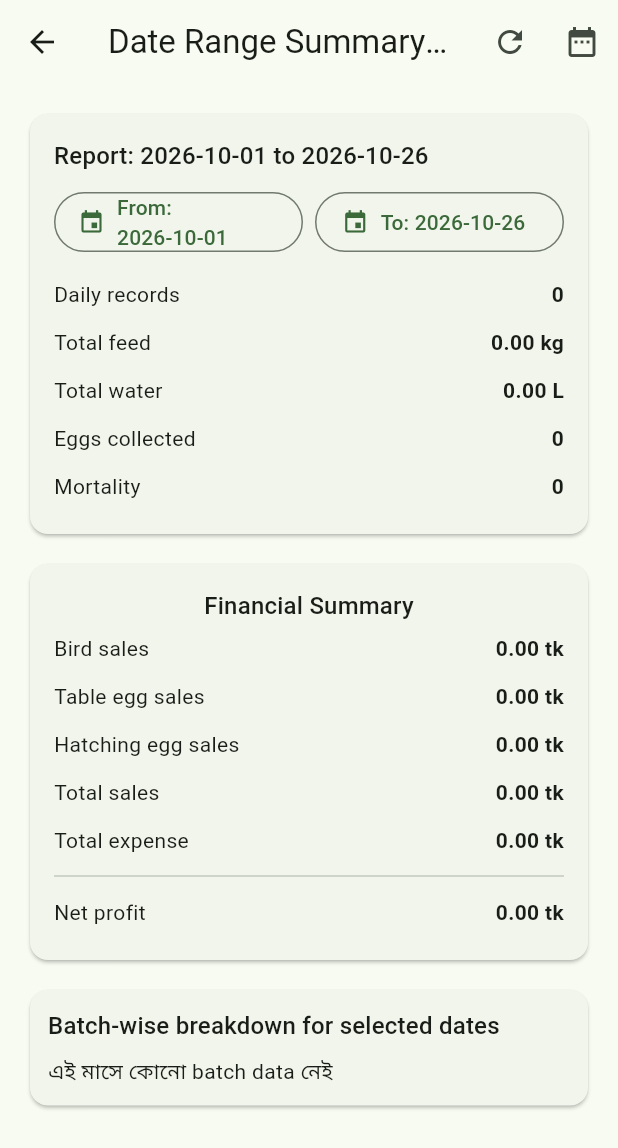
After one commit to fahimapearl-bit/Rately-farms, a Flutter app: the screen it shows once a user with an empty profile is signed in, after a tap on "Date Range Summary", on a phone screen of 412 x 824 dp. The commit adds this screen. Shown: the top 1148 px of the screen. Run offline on Flutter 3.47's test engine with Material 3 defaults, Android fonts, the phone set to English and light mode, and no system bars; our stand-ins replace shared_preferences, supabase_flutter; accounts and stored records are empty.

Commit message:
Add cloud batch and date range summaries

```diff
--- /dev/null
+++ b/lib/cloud_summary_screens.dart
@@ -0,0 +1,486 @@
+import 'package:flutter/material.dart';
+
+import 'models.dart' as cloud;
+import 'supabase_repository.dart';
+
+class _SummaryData {
+  final List<cloud.Batch> batches;
+  final List<cloud.DailyRecord> records;
+  final List<cloud.Expense> expenses;
+  final List<cloud.Sale> sales;
+  final List<cloud.WeeklyWeight> weights;
+
+  const _SummaryData({
+    required this.batches,
+    required this.records,
+    required this.expenses,
+    required this.sales,
+    required this.weights,
+  });
+}
+
+Future<_SummaryData> _loadSummaryData() async {
+  final repo = SupabaseRepository();
+  final results = await Future.wait([
+    repo.getBatches(),
+    repo.getDailyRecords(),
+    repo.getExpenses(),
+    repo.getSales(),
+    repo.getWeeklyWeights(),
+  ]);
+  return _SummaryData(
+    batches: results[0] as List<cloud.Batch>,
+    records: results[1] as List<cloud.DailyRecord>,
+    expenses: results[2] as List<cloud.Expense>,
+    sales: results[3] as List<cloud.Sale>,
+    weights: results[4] as List<cloud.WeeklyWeight>,
+  );
+}
+
+String _date(DateTime value) => value.toLocal().toIso8601String().split('T').first;
+String _money(double value) => '${value.toStringAsFixed(2)} tk';
+
+Widget _summaryRow(String label, String value) {
+  return Padding(
+    padding: const EdgeInsets.symmetric(vertical: 6),
+    child: Row(
+      mainAxisAlignment: MainAxisAlignment.spaceBetween,
+      children: [
+        Flexible(child: Text(label)),
+        const SizedBox(width: 12),
+        Text(value, style: const TextStyle(fontWeight: FontWeight.bold)),
+      ],
+    ),
+  );
+}
+
+class CloudDateRangeSummaryPage extends StatefulWidget {
+  const CloudDateRangeSummaryPage({super.key});
+
+  @override
+  State<CloudDateRangeSummaryPage> createState() => _CloudDateRangeSummaryPageState();
+}
+
+class _CloudDateRangeSummaryPageState extends State<CloudDateRangeSummaryPage> {
+  DateTime fromDate = DateTime(DateTime.now().year, DateTime.now().month, 1);
+  DateTime toDate = DateTime.now();
+  _SummaryData? data;
+  Object? error;
+  bool loading = true;
+
+  @override
+  void initState() {
+    super.initState();
+    loadData();
+  }
+
+  Future<void> loadData() async {
+    setState(() {
+      loading = true;
+      error = null;
+    });
+    try {
+      final result = await _loadSummaryData();
+      if (!mounted) return;
+      setState(() {
+        data = result;
+        loading = false;
+      });
+    } catch (e) {
+      if (!mounted) return;
+      setState(() {
+        error = e;
+        loading = false;
+      });
+    }
+  }
+
+  Future<void> pickFromDate() async {
+    final picked = await showDatePicker(
+      context: context,
+      initialDate: fromDate,
+      firstDate: DateTime(2020),
+      lastDate: DateTime(2100),
+    );
+    if (picked != null) {
+      setState(() {
+        fromDate = picked;
+        if (toDate.isBefore(fromDate)) toDate = fromDate;
+      });
+    }
+  }
+
+  Future<void> pickToDate() async {
+    final picked = await showDatePicker(
+      context: context,
+      initialDate: toDate,
+      firstDate: fromDate,
+      lastDate: DateTime(2100),
+    );
+    if (picked != null) setState(() => toDate = picked);
+  }
+
+  bool inRange(DateTime value) {
+    final day = DateTime(value.year, value.month, value.day);
+    final start = DateTime(fromDate.year, fromDate.month, fromDate.day);
+    final end = DateTime(toDate.year, toDate.month, toDate.day);
+    return !day.isBefore(start) && !day.isAfter(end);
+  }
+
+  @override
+  Widget build(BuildContext context) {
+    final current = data;
+    return Scaffold(
+      appBar: AppBar(
+        title: const Text('Date Range Summary (Cloud)'),
+        actions: [
+          IconButton(onPressed: loadData, icon: const Icon(Icons.refresh)),
+          IconButton(onPressed: pickFromDate, icon: const Icon(Icons.date_range)),
+        ],
+      ),
+      body: loading
+          ? const Center(child: CircularProgressIndicator())
+          : error != null
+              ? _ErrorView(message: '$error', onRetry: loadData)
+              : current == null
+                  ? const Center(child: Text('কোনো data পাওয়া যায়নি'))
+                  : _buildBody(current),
+    );
+  }
+
+  Widget _buildBody(_SummaryData current) {
+    final records = current.records.where((item) => inRange(item.date)).toList();
+    final expenses = current.expenses.where((item) => inRange(item.date)).toList();
+    final sales = current.sales.where((item) => inRange(item.date)).toList();
+    final feed = records.fold(0.0, (sum, item) => sum + item.feedKg);
+    final water = records.fold(0.0, (sum, item) => sum + item.waterLitre);
+    final eggs = records.fold(0, (sum, item) => sum + item.eggsCollected);
+    final mortality = records.fold(0, (sum, item) => sum + item.mortality);
+    final income = sales.fold(0.0, (sum, item) => sum + item.totalAmount);
+    final expense = expenses.fold(0.0, (sum, item) => sum + item.amount);
+    final birdIncome = sales
+        .where((item) => item.type == 'Bird')
+        .fold(0.0, (sum, item) => sum + item.totalAmount);
+    final tableEggIncome = sales
+        .where((item) => item.type == 'Table Eggs')
+        .fold(0.0, (sum, item) => sum + item.totalAmount);
+    final hatchingEggIncome = sales
+        .where((item) => item.type == 'Hatching Eggs')
+        .fold(0.0, (sum, item) => sum + item.totalAmount);
+
+    return RefreshIndicator(
+      onRefresh: loadData,
+      child: ListView(
+        padding: const EdgeInsets.all(16),
+        children: [
+          Card(
+            child: Padding(
+              padding: const EdgeInsets.all(16),
+              child: Column(
+                crossAxisAlignment: CrossAxisAlignment.start,
+                children: [
+                  Text('Report: ${_date(fromDate)} to ${_date(toDate)}',
+                      style: Theme.of(context).textTheme.titleMedium),
+                  const SizedBox(height: 8),
+                  Row(
+                    children: [
+                      Expanded(
+                        child: OutlinedButton.icon(
+                          onPressed: pickFromDate,
+                          icon: const Icon(Icons.event),
+                          label: Text('From: ${_date(fromDate)}'),
+                        ),
+                      ),
+                      const SizedBox(width: 8),
+                      Expanded(
+                        child: OutlinedButton.icon(
+                          onPressed: pickToDate,
+                          icon: const Icon(Icons.event),
+                          label: Text('To: ${_date(toDate)}'),
+                        ),
+                      ),
+                    ],
+                  ),
+                  const SizedBox(height: 8),
+                  _summaryRow('Daily records', '${records.length}'),
+                  _summaryRow('Total feed', '${feed.toStringAsFixed(2)} kg'),
+                  _summaryRow('Total water', '${water.toStringAsFixed(2)} L'),
+                  _summaryRow('Eggs collected', '$eggs'),
+                  _summaryRow('Mortality', '$mortality'),
+                ],
+              ),
+            ),
+          ),
+          const SizedBox(height: 12),
+          Card(
+            child: Padding(
+              padding: const EdgeInsets.all(16),
+              child: Column(
+                children: [
+                  Text('Financial Summary', style: Theme.of(context).textTheme.titleMedium),
+                  _summaryRow('Bird sales', _money(birdIncome)),
+                  _summaryRow('Table egg sales', _money(tableEggIncome)),
+                  _summaryRow('Hatching egg sales', _money(hatchingEggIncome)),
+                  _summaryRow('Total sales', _money(income)),
+                  _summaryRow('Total expense', _money(expense)),
+                  const Divider(),
+                  _summaryRow(income - expense >= 0 ? 'Net profit' : 'Net loss',
+                      _money((income - expense).abs())),
+                ],
+              ),
+            ),
+          ),
+          const SizedBox(height: 12),
+          _DateRangeBatchTable(
+            batches: current.batches,
+            records: records,
+            expenses: expenses,
+            sales: sales,
+          ),
+        ],
+      ),
+    );
+  }
+}
+
+class _DateRangeBatchTable extends StatelessWidget {
+  final List<cloud.Batch> batches;
+  final List<cloud.DailyRecord> records;
+  final List<cloud.Expense> expenses;
+  final List<cloud.Sale> sales;
+
+  const _DateRangeBatchTable({required this.batches, required this.records, required this.expenses, required this.sales});
+
+  @override
+  Widget build(BuildContext context) {
+    final rows = batches.map((batch) {
+      final batchRecords = records.where((item) => item.batchId == batch.id);
+      final batchExpenses = expenses.where((item) => item.batchId == batch.id);
+      final batchSales = sales.where((item) => item.batchId == batch.id);
+      final feed = batchRecords.fold(0.0, (sum, item) => sum + item.feedKg);
+      final eggs = batchRecords.fold(0, (sum, item) => sum + item.eggsCollected);
+      final income = batchSales.fold(0.0, (sum, item) => sum + item.totalAmount);
+      final expense = batchExpenses.fold(0.0, (sum, item) => sum + item.amount);
+      return DataRow(cells: [
+        DataCell(Text(batch.name)),
+        DataCell(Text('${batchRecords.length}')),
+        DataCell(Text(feed.toStringAsFixed(2))),
+        DataCell(Text('$eggs')),
+        DataCell(Text(_money(income))),
+        DataCell(Text(_money(expense))),
+        DataCell(Text(_money(income - expense))),
+      ]);
+    }).toList();
+    return Card(
+      child: Padding(
+        padding: const EdgeInsets.all(12),
+        child: Column(crossAxisAlignment: CrossAxisAlignment.start, children: [
+          Text('Batch-wise breakdown for selected dates', style: Theme.of(context).textTheme.titleMedium),
+          const SizedBox(height: 8),
+          if (rows.isEmpty) const Text('এই মাসে কোনো batch data নেই') else SingleChildScrollView(
+            scrollDirection: Axis.horizontal,
+            child: DataTable(
+              headingRowColor: MaterialStatePropertyAll<Color?>(Colors.green.shade100),
+              columns: const [
+                DataColumn(label: Text('Batch')),
+                DataColumn(label: Text('Records')),
+                DataColumn(label: Text('Feed kg')),
+                DataColumn(label: Text('Eggs')),
+                DataColumn(label: Text('Sales')),
+                DataColumn(label: Text('Expense')),
+                DataColumn(label: Text('Profit/Loss')),
+              ],
+              rows: rows,
+            ),
+          ),
+        ]),
+      ),
+    );
+  }
+}
+
+class CloudBatchSummaryPage extends StatefulWidget {
+  const CloudBatchSummaryPage({super.key});
+
+  @override
+  State<CloudBatchSummaryPage> createState() => _CloudBatchSummaryPageState();
+}
+
+class _CloudBatchSummaryPageState extends State<CloudBatchSummaryPage> {
+  _SummaryData? data;
+  String? selectedBatchId;
+  Object? error;
+  bool loading = true;
+
+  @override
+  void initState() {
+    super.initState();
+    loadData();
+  }
+
+  Future<void> loadData() async {
+    setState(() {
+      loading = true;
+      error = null;
+    });
+    try {
+      final result = await _loadSummaryData();
+      if (!mounted) return;
+      setState(() {
+        data = result;
+        if (selectedBatchId == null || !result.batches.any((item) => item.id == selectedBatchId)) {
+          selectedBatchId = result.batches.isEmpty ? null : result.batches.first.id;
+        }
+        loading = false;
+      });
+    } catch (e) {
+      if (!mounted) return;
+      setState(() {
+        error = e;
+        loading = false;
+      });
+    }
+  }
+
+  @override
+  Widget build(BuildContext context) {
+    final current = data;
+    return Scaffold(
+      appBar: AppBar(
+        title: const Text('Batch-wise Summary (Cloud)'),
+        actions: [IconButton(onPressed: loadData, icon: const Icon(Icons.refresh))],
+      ),
+      body: loading
+          ? const Center(child: CircularProgressIndicator())
+          : error != null
+              ? _ErrorView(message: '$error', onRetry: loadData)
+              : current == null || current.batches.isEmpty
+                  ? const Center(child: Text('আগে একটি Batch তৈরি করুন'))
+                  : _buildBody(current),
+    );
+  }
+
+  Widget _buildBody(_SummaryData current) {
+    final batch = current.batches.firstWhere((item) => item.id == selectedBatchId);
+    final records = current.records.where((item) => item.batchId == batch.id).toList();
+    final expenses = current.expenses.where((item) => item.batchId == batch.id).toList();
+    final sales = current.sales.where((item) => item.batchId == batch.id).toList();
+    final weights = current.weights.where((item) => item.batchId == batch.id).toList()
+      ..sort((a, b) => b.date.compareTo(a.date));
+    final feed = records.fold(0.0, (sum, item) => sum + item.feedKg);
+    final water = records.fold(0.0, (sum, item) => sum + item.waterLitre);
+    final eggs = records.fold(0, (sum, item) => sum + item.eggsCollected);
+    final mortality = records.fold(0, (sum, item) => sum + item.mortality);
+    final income = sales.fold(0.0, (sum, item) => sum + item.totalAmount);
+    final expense = expenses.fold(0.0, (sum, item) => sum + item.amount);
+    final avgWeight = weights.isEmpty ? 0.0 : weights.first.averageWeightKg;
+    final currentBirds = (batch.initialBirds - mortality).clamp(0, batch.initialBirds);
+
+    return RefreshIndicator(
+      onRefresh: loadData,
+      child: ListView(
+        padding: const EdgeInsets.all(16),
+        children: [
+          DropdownButtonFormField<String>(
+            value: selectedBatchId,
+            decoration: const InputDecoration(labelText: 'Select batch', border: OutlineInputBorder()),
+            items: current.batches.map((item) => DropdownMenuItem(value: item.id, child: Text('${item.name} (${item.breed})'))).toList(),
+            onChanged: (value) => setState(() => selectedBatchId = value),
+          ),
+          const SizedBox(height: 12),
+          Card(
+            child: Padding(
+              padding: const EdgeInsets.all(16),
+              child: Column(children: [
+                Align(alignment: Alignment.centerLeft, child: Text(batch.name, style: Theme.of(context).textTheme.titleLarge)),
+                _summaryRow('Production', '${batch.productionType} / ${batch.productionCategory}'),
+                _summaryRow('Start date', _date(batch.startDate)),
+                _summaryRow('Batch running days', '${_runningDays(batch.startDate)} days'),
+                _summaryRow('Initial birds', '${batch.initialBirds}'),
+                _summaryRow('Current birds', '$currentBirds'),
+                _summaryRow('Mortality', '$mortality'),
+                _summaryRow('Daily records', '${records.length}'),
+                _summaryRow('Total feed', '${feed.toStringAsFixed(2)} kg'),
+                _summaryRow('Total water', '${water.toStringAsFixed(2)} L'),
+                _summaryRow('Eggs collected', '$eggs'),
+                _summaryRow('Latest average weight', '${avgWeight.toStringAsFixed(2)} kg'),
+              ]),
+            ),
+          ),
+          const SizedBox(height: 12),
+          Card(
+            child: Padding(
+              padding: const EdgeInsets.all(16),
+              child: Column(children: [
+                Text('Financial Summary', style: Theme.of(context).textTheme.titleMedium),
+                _summaryRow('Sales', _money(income)),
+                _summaryRow('Expenses', _money(expense)),
+                const Divider(),
+                _summaryRow(income - expense >= 0 ? 'Net profit' : 'Net loss', _money((income - expense).abs())),
+              ]),
+            ),
+          ),
+          const SizedBox(height: 12),
+          Card(
+            child: Padding(
+              padding: const EdgeInsets.all(12),
+              child: Column(crossAxisAlignment: CrossAxisAlignment.start, children: [
+                Text('Sales breakdown', style: Theme.of(context).textTheme.titleMedium),
+                const SizedBox(height: 8),
+                SingleChildScrollView(
+                  scrollDirection: Axis.horizontal,
+                  child: DataTable(
+                    headingRowColor: MaterialStatePropertyAll<Color?>(Colors.blue.shade100),
+                    columns: const [
+                      DataColumn(label: Text('Date')),
+                      DataColumn(label: Text('Type')),
+                      DataColumn(label: Text('Qty')),
+                      DataColumn(label: Text('Amount')),
+                    ],
+                    rows: sales.map((item) => DataRow(cells: [
+                      DataCell(Text(_date(item.date))),
+                      DataCell(Text(item.type)),
+                      DataCell(Text('${item.quantity}')),
+                      DataCell(Text(_money(item.totalAmount))),
+                    ])).toList(),
+                  ),
+                ),
+              ]),
+            ),
+          ),
+        ],
+      ),
+    );
+  }
+}
+
+int _runningDays(DateTime startDate) {
+  final start = DateTime(startDate.year, startDate.month, startDate.day);
+  final today = DateTime.now();
+  final end = DateTime(today.year, today.month, today.day);
+  if (end.isBefore(start)) return 0;
+  return end.difference(start).inDays + 1;
+}
+
+class _ErrorView extends StatelessWidget {
+  final String message;
+  final VoidCallback onRetry;
+
+  const _ErrorView({required this.message, required this.onRetry});
+
+  @override
+  Widget build(BuildContext context) {
+    return Center(
+      child: Padding(
+        padding: const EdgeInsets.all(24),
+        child: Column(mainAxisSize: MainAxisSize.min, children: [
+          const Icon(Icons.error_outline, color: Colors.red, size: 42),
+          const SizedBox(height: 12),
+          Text('Summary load হয়নি: $message', textAlign: TextAlign.center),
+          const SizedBox(height: 12),
+          FilledButton.icon(onPressed: onRetry, icon: const Icon(Icons.refresh), label: const Text('Retry')),
+        ]),
+      ),
+    );
+  }
+}
--- a/lib/main.dart
+++ b/lib/main.dart
@@ -10,6 +10,7 @@ import 'models.dart' as cloud_models;
 import 'sales_screen.dart';
 import 'cloud_lists_screen.dart';
 import 'supabase_error_handler.dart';
+import 'cloud_summary_screens.dart';
 
 Future<void> main() async {
   WidgetsFlutterBinding.ensureInitialized();
@@ -181,10 +182,10 @@ class HomePage extends StatelessWidget {
                 onPressed: () => Navigator.push(
                   context,
                   MaterialPageRoute(
-                      builder: (context) => const MonthlySummaryPage()),
+                      builder: (context) => const CloudDateRangeSummaryPage()),
                 ),
                 icon: const Icon(Icons.bar_chart),
-                label: const Text('Monthly Summary'),
+                label: const Text('Date Range Summary'),
               ),
             ),
             const SizedBox(height: 16),
@@ -194,7 +195,7 @@ class HomePage extends StatelessWidget {
                 onPressed: () => Navigator.push(
                   context,
                   MaterialPageRoute(
-                      builder: (context) => const BatchSummaryPage()),
+                      builder: (context) => const CloudBatchSummaryPage()),
                 ),
                 icon: const Icon(Icons.pie_chart),
                 label: const Text('Batch-wise Summary'),
```
